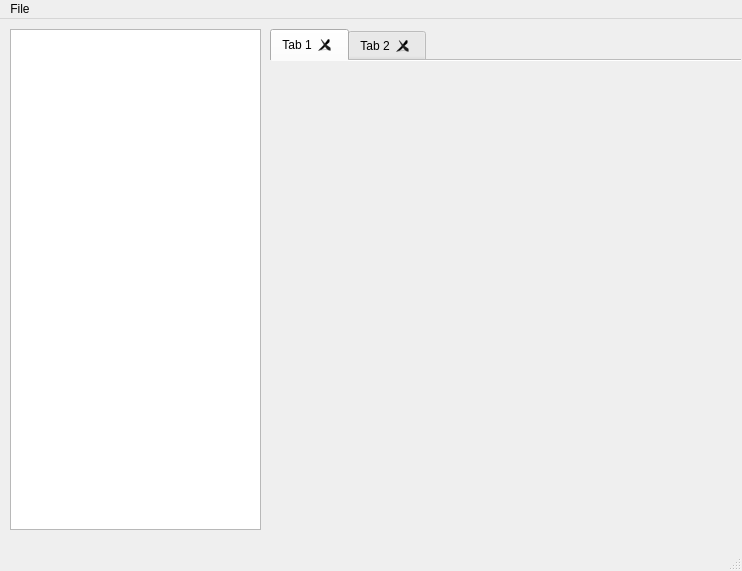
Above: GeneratorWindow.ui from KarKarbI4/test_db_generator before the change. Below: the same form after it.
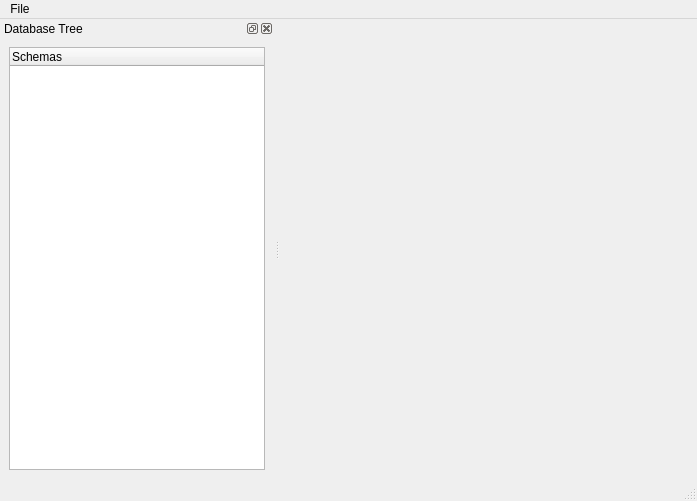
That is the form after the change.

What changed in the file:
```diff
--- a/GeneratorWindow.ui
+++ b/GeneratorWindow.ui
@@ -1,38 +1,31 @@
 <?xml version="1.0" encoding="UTF-8"?>
 <ui version="4.0">
- <class>MainWindow</class>
- <widget class="QMainWindow" name="MainWindow">
+ <class>GeneratorWindow</class>
+ <widget class="QMainWindow" name="GeneratorWindow">
+  <property name="enabled">
+   <bool>true</bool>
+  </property>
   <property name="geometry">
    <rect>
     <x>0</x>
     <y>0</y>
-    <width>742</width>
-    <height>571</height>
+    <width>697</width>
+    <height>501</height>
    </rect>
   </property>
   <property name="windowTitle">
    <string>MainWindow</string>
   </property>
+  <property name="tabShape">
+   <enum>QTabWidget::Rounded</enum>
+  </property>
+  <property name="dockOptions">
+   <set>QMainWindow::AllowNestedDocks|QMainWindow::AllowTabbedDocks|QMainWindow::AnimatedDocks</set>
+  </property>
   <widget class="QWidget" name="centralwidget">
-   <widget class="QTreeView" name="treeView">
-    <property name="geometry">
-     <rect>
-      <x>10</x>
-      <y>10</y>
-      <width>251</width>
-      <height>501</height>
-     </rect>
-    </property>
-   </widget>
+   <layout class="QHBoxLayout" name="horizontalLayout">
+    <item>
    <widget class="QTabWidget" name="tabWidget">
-    <property name="geometry">
-     <rect>
-      <x>270</x>
-      <y>10</y>
-      <width>471</width>
-      <height>501</height>
-     </rect>
-    </property>
     <property name="tabPosition">
      <enum>QTabWidget::North</enum>
     </property>
@@ -54,24 +47,16 @@
     <property name="tabBarAutoHide">
      <bool>false</bool>
     </property>
-    <widget class="QWidget" name="tab">
-     <attribute name="title">
-      <string>Tab 1</string>
-     </attribute>
-    </widget>
-    <widget class="QWidget" name="tab_2">
-     <attribute name="title">
-      <string>Tab 2</string>
-     </attribute>
-    </widget>
-   </widget>
+     </widget>
+    </item>
+   </layout>
   </widget>
   <widget class="QMenuBar" name="menubar">
    <property name="geometry">
     <rect>
      <x>0</x>
      <y>0</y>
-     <width>742</width>
+     <width>697</width>
      <height>25</height>
     </rect>
    </property>
@@ -84,6 +69,36 @@
    <addaction name="menuFile"/>
   </widget>
   <widget class="QStatusBar" name="statusbar"/>
+  <widget class="QDockWidget" name="treeDockWidget">
+   <property name="features">
+    <set>QDockWidget::AllDockWidgetFeatures</set>
+   </property>
+   <property name="windowTitle">
+    <string>Database Tree</string>
+   </property>
+   <attribute name="dockWidgetArea">
+    <number>1</number>
+   </attribute>
+   <widget class="QWidget" name="treeDockWidgetContent">
+    <layout class="QVBoxLayout" name="verticalLayout">
+     <item>
+      <widget class="QTreeWidget" name="schemaTreeWidget">
+       <property name="expandsOnDoubleClick">
+        <bool>false</bool>
+       </property>
+       <attribute name="headerHighlightSections">
+        <bool>true</bool>
+       </attribute>
+       <column>
+        <property name="text">
+         <string>Schemas</string>
+        </property>
+       </column>
+      </widget>
+     </item>
+    </layout>
+   </widget>
+  </widget>
   <action name="actionClose">
    <property name="text">
     <string>Close</string>
```
Left out of the diff: 5 changed lines with no effect on the pictures. Lines whose indentation alone changed are shown as unchanged.
